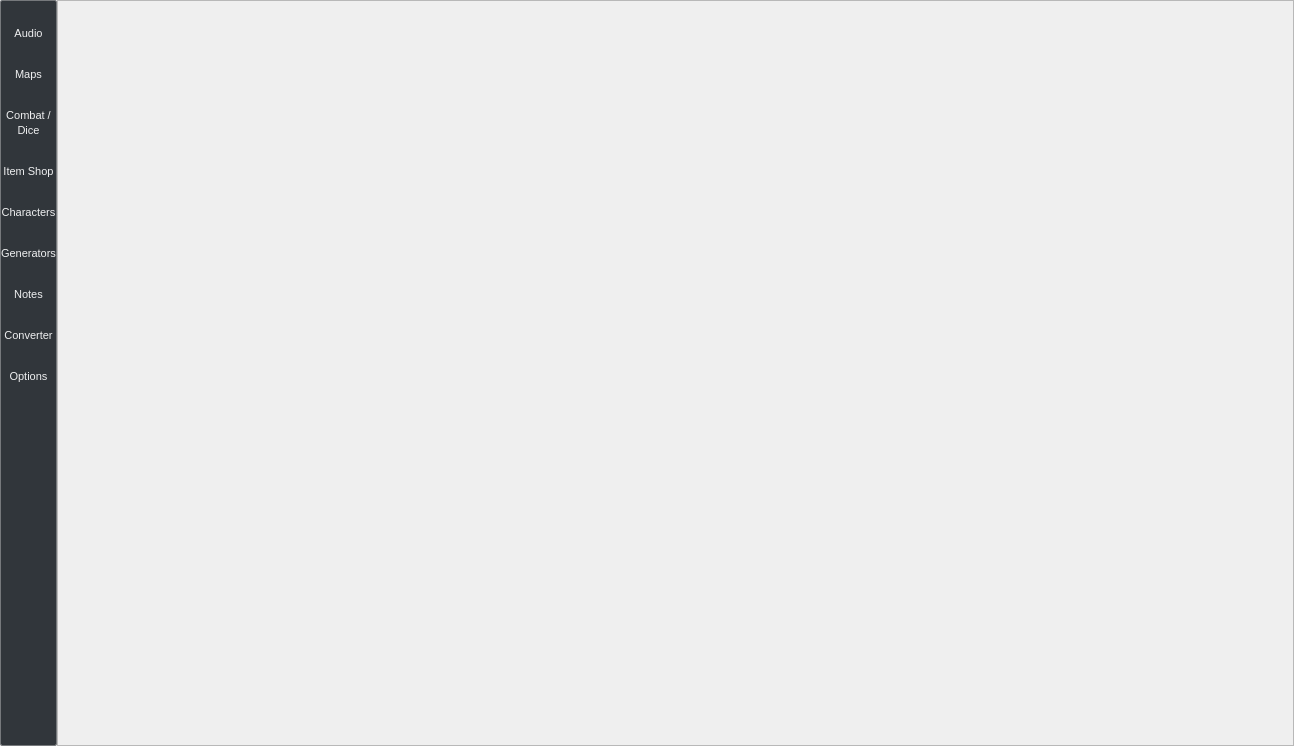
This is gm-companion/ui/mainwindow.ui in PhilInTheGaps/GM-Companion as Qt 5 draws it before an edit. The edited form follows.
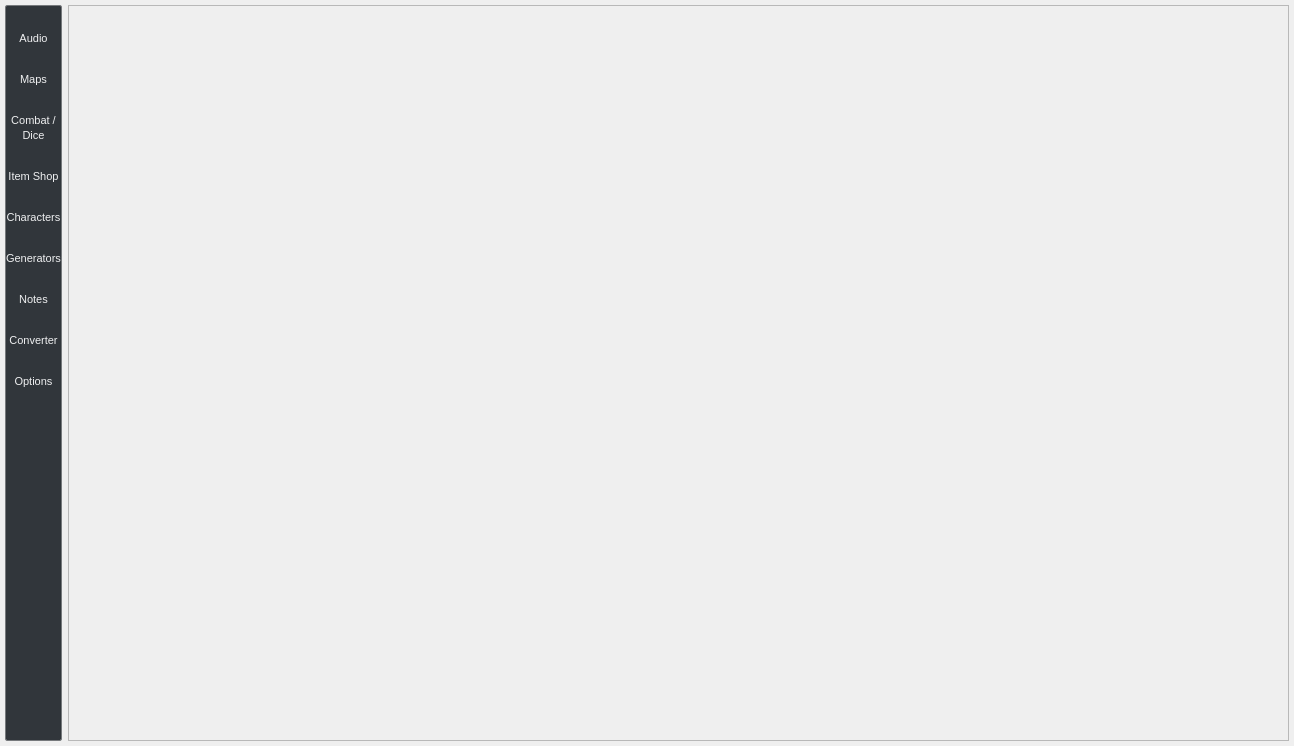
This is the edited form. Icons and pictures are not drawn.

Commit message: Improved duration of loading splash screen

The edit to the form file:
```diff
--- a/gm-companion/ui/mainwindow.ui
+++ b/gm-companion/ui/mainwindow.ui
@@ -63,20 +63,22 @@
    </property>
    <layout class="QHBoxLayout" name="horizontalLayout">
     <property name="spacing">
-     <number>0</number>
+     <number>5</number>
     </property>
     <property name="leftMargin">
-     <number>0</number>
+     <number>5</number>
     </property>
     <property name="topMargin">
-     <number>0</number>
+     <number>5</number>
     </property>
     <property name="rightMargin">
-     <number>0</number>
+     <number>5</number>
     </property>
     <property name="bottomMargin">
-     <number>0</number>
+     <number>5</number>
     </property>
+    <item>
+     <layout class="QHBoxLayout" name="horizontalLayout_2">
     <item>
      <widget class="QFrame" name="frame">
       <property name="sizePolicy">
@@ -893,6 +895,8 @@
        <number>1</number>
       </property>
      </widget>
+      </item>
+     </layout>
     </item>
    </layout>
   </widget>
```
Lines whose indentation alone changed are shown as unchanged. The commit also changes 3 other files.
